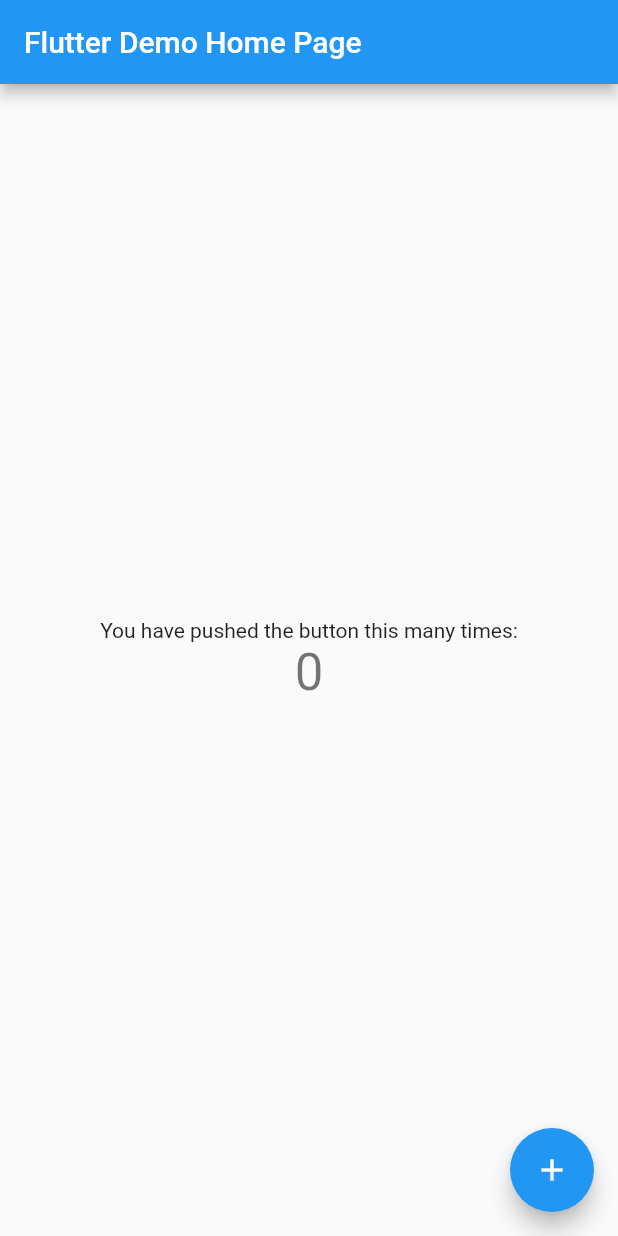
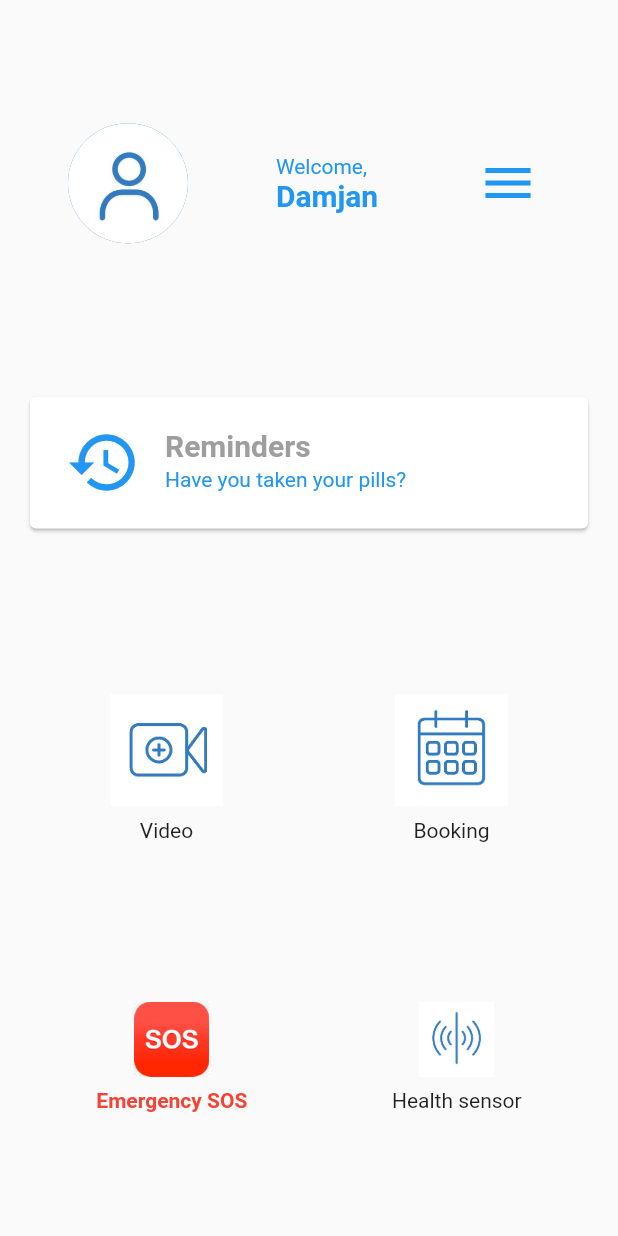
Before and after one commit to stefo231/hss_app, a Flutter app: the screen it shows after launch, on a phone screen of 412 x 824 dp. Run offline on Flutter 3.47's test engine with Material 2 defaults, Android fonts, the phone set to English and light mode, and no system bars.

Commit message:
home scr
developing home screen, half way there but still changes needs to be done

```diff
--- a/lib/main.dart
+++ b/lib/main.dart
@@ -1,117 +1,19 @@
 import 'package:flutter/material.dart';
+import 'package:hss_app/screens/home.dart';
 
 void main() {
-  runApp(MyApp());
+  runApp(App());
 }
 
-class MyApp extends StatelessWidget {
-  // This widget is the root of your application.
+class App extends StatelessWidget {
   @override
   Widget build(BuildContext context) {
     return MaterialApp(
-      title: 'Flutter Demo',
-      theme: ThemeData(
-        // This is the theme of your application.
-        //
-        // Try running your application with "flutter run". You'll see the
-        // application has a blue toolbar. Then, without quitting the app, try
-        // changing the primarySwatch below to Colors.green and then invoke
-        // "hot reload" (press "r" in the console where you ran "flutter run",
-        // or simply save your changes to "hot reload" in a Flutter IDE).
-        // Notice that the counter didn't reset back to zero; the application
-        // is not restarted.
-        primarySwatch: Colors.blue,
-        // This makes the visual density adapt to the platform that you run
-        // the app on. For desktop platforms, the controls will be smaller and
-        // closer together (more dense) than on mobile platforms.
-        visualDensity: VisualDensity.adaptivePlatformDensity,
+      home: Scaffold(
+        body: SafeArea(
+          child: Home(),
+        ),
       ),
-      home: MyHomePage(title: 'Flutter Demo Home Page'),
     );
   }
 }
-
-class MyHomePage extends StatefulWidget {
-  MyHomePage({Key key, this.title}) : super(key: key);
-
-  // This widget is the home page of your application. It is stateful, meaning
-  // that it has a State object (defined below) that contains fields that affect
-  // how it looks.
-
-  // This class is the configuration for the state. It holds the values (in this
-  // case the title) provided by the parent (in this case the App widget) and
-  // used by the build method of the State. Fields in a Widget subclass are
-  // always marked "final".
-
-  final String title;
-
-  @override
-  _MyHomePageState createState() => _MyHomePageState();
-}
-
-class _MyHomePageState extends State<MyHomePage> {
-  int _counter = 0;
-
-  void _incrementCounter() {
-    setState(() {
-      // This call to setState tells the Flutter framework that something has
-      // changed in this State, which causes it to rerun the build method below
-      // so that the display can reflect the updated values. If we changed
-      // _counter without calling setState(), then the build method would not be
-      // called again, and so nothing would appear to happen.
-      _counter++;
-    });
-  }
-
-  @override
-  Widget build(BuildContext context) {
-    // This method is rerun every time setState is called, for instance as done
-    // by the _incrementCounter method above.
-    //
-    // The Flutter framework has been optimized to make rerunning build methods
-    // fast, so that you can just rebuild anything that needs updating rather
-    // than having to individually change instances of widgets.
-    return Scaffold(
-      appBar: AppBar(
-        // Here we take the value from the MyHomePage object that was created by
-        // the App.build method, and use it to set our appbar title.
-        title: Text(widget.title),
-      ),
-      body: Center(
-        // Center is a layout widget. It takes a single child and positions it
-        // in the middle of the parent.
-        child: Column(
-          // Column is also a layout widget. It takes a list of children and
-          // arranges them vertically. By default, it sizes itself to fit its
-          // children horizontally, and tries to be as tall as its parent.
-          //
-          // Invoke "debug painting" (press "p" in the console, choose the
-          // "Toggle Debug Paint" action from the Flutter Inspector in Android
-          // Studio, or the "Toggle Debug Paint" command in Visual Studio Code)
-          // to see the wireframe for each widget.
-          //
-          // Column has various properties to control how it sizes itself and
-          // how it positions its children. Here we use mainAxisAlignment to
-          // center the children vertically; the main axis here is the vertical
-          // axis because Columns are vertical (the cross axis would be
-          // horizontal).
-          mainAxisAlignment: MainAxisAlignment.center,
-          children: <Widget>[
-            Text(
-              'You have pushed the button this many times:',
-            ),
-            Text(
-              '$_counter',
-              style: Theme.of(context).textTheme.headline4,
-            ),
-          ],
-        ),
-      ),
-      floatingActionButton: FloatingActionButton(
-        onPressed: _incrementCounter,
-        tooltip: 'Increment',
-        child: Icon(Icons.add),
-      ), // This trailing comma makes auto-formatting nicer for build methods.
-    );
-  }
-}
--- /dev/null
+++ b/lib/screens/home.dart
@@ -0,0 +1,150 @@
+import 'package:flutter/material.dart';
+
+class Home extends StatelessWidget {
+  @override
+  Widget build(BuildContext context) {
+    return Scaffold(
+      body: Column(
+        mainAxisAlignment: MainAxisAlignment.spaceEvenly,
+        children: [
+          Padding(
+            padding: const EdgeInsets.all(16.0),
+            child: Row(
+              mainAxisAlignment: MainAxisAlignment.spaceAround,
+              children: [
+                CircleAvatar(
+                  radius: 40.0,
+                  backgroundImage: AssetImage('images/hss_profile_pic.jpg'),
+                ),
+                Column(
+                  crossAxisAlignment: CrossAxisAlignment.start,
+                  children: [
+                    Text(
+                      'Welcome,',
+                      style: TextStyle(color: Colors.blue),
+                    ),
+                    Text(
+                      'Damjan',
+                      style: TextStyle(
+                        color: Colors.blue,
+                        fontWeight: FontWeight.bold,
+                        fontSize: 20.0,
+                      ),
+                    )
+                  ],
+                ),
+                //Change Icon to Image from Assets
+                Ink(
+                  decoration: const ShapeDecoration(
+                    shape: CircleBorder(),
+                  ),
+                  child: IconButton(
+                    icon: Icon(
+                      Icons.menu,
+                    ),
+                    iconSize: 40.0,
+                    color: Colors.blue,
+                    onPressed: () {},
+                  ),
+                )
+              ],
+            ),
+          ),
+          Padding(
+            padding: const EdgeInsets.all(16.0),
+            child: Card(
+              child: Padding(
+                padding: const EdgeInsets.all(8.0),
+                //Change Icon to Image from Assets
+                child: ListTile(
+                  leading: Icon(
+                    Icons.restore,
+                    color: Colors.blue,
+                    size: 50.0,
+                  ),
+                  title: Text(
+                    "Reminders",
+                    style: TextStyle(
+                        color: Colors.grey,
+                        fontWeight: FontWeight.bold,
+                        fontSize: 20.0),
+                  ),
+                  subtitle: Text(
+                    'Have you taken your pills?',
+                    style: TextStyle(
+                      color: Colors.blue,
+                    ),
+                  ),
+                ),
+              ),
+            ),
+          ),
+          Padding(
+            padding: const EdgeInsets.all(16.0),
+            child: Row(
+              mainAxisAlignment: MainAxisAlignment.spaceAround,
+              children: [
+                Column(
+                  mainAxisSize: MainAxisSize.min,
+                  children: [
+                    IconButton(
+                      icon: Image.asset("images/hss_video.png"),
+                      iconSize: 75.0,
+                      onPressed: () {},
+                    ),
+                    Text('Video')
+                  ],
+                ),
+                Column(
+                  children: [
+                    IconButton(
+                      icon: Image.asset("images/hss_booking.png"),
+                      iconSize: 75.0,
+                      color: Colors.blue,
+                      onPressed: () {},
+                    ),
+                    Text('Booking')
+                  ],
+                ),
+              ],
+            ),
+          ),
+          Padding(
+            padding: const EdgeInsets.all(16.0),
+            child: Row(
+              mainAxisAlignment: MainAxisAlignment.spaceAround,
+              children: [
+                Column(
+                  children: [
+                    IconButton(
+                      icon: Image.asset("images/sos_helper.jpg"),
+                      iconSize: 50.0,
+                      color: Colors.red,
+                      onPressed: () {},
+                    ),
+                    Text(
+                      'Emergency SOS',
+                      style: TextStyle(
+                          color: Colors.red, fontWeight: FontWeight.bold),
+                    ),
+                  ],
+                ),
+                Column(
+                  children: [
+                    IconButton(
+                      icon: Image.asset("images/hss_health_sensor.png"),
+                      iconSize: 50.0,
+                      color: Colors.blue,
+                      onPressed: () {},
+                    ),
+                    Text('Health sensor')
+                  ],
+                ),
+              ],
+            ),
+          ),
+        ],
+      ),
+    );
+  }
+}
```
